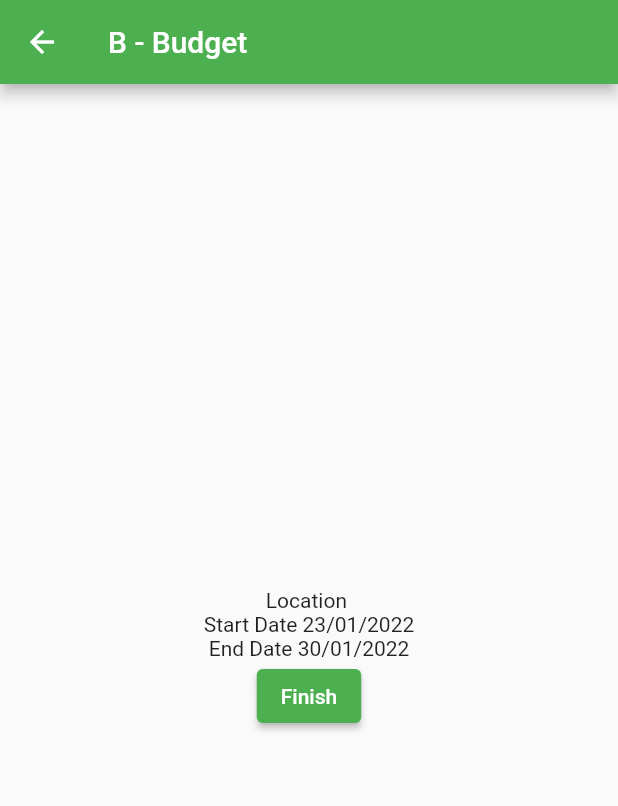
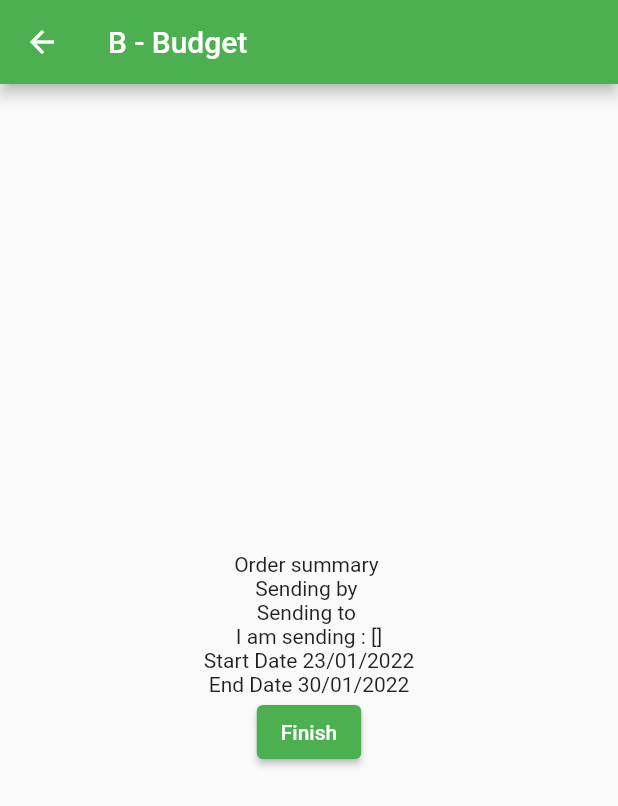
Before and after one commit to brandondasb/booking_parcel, a Flutter app: the NewTripDateView screen opened directly with empty values, after a tap on "Continue", on a phone screen of 412 x 824 dp. Shown: the top 806 px of the screen. Run offline on Flutter 3.47's test engine with Material 2 defaults, Android fonts, the phone set to English and light mode, and no system bars; our stand-ins replace auth_buttons, auto_size_text, cloud_firestore, firebase_auth, firebase_core, flutter_spinkit and 1 more; accounts and stored records are empty.

Commit message:
Renamed trip to order everywhere Attempt to some form summary and try to enable multiple items per order.

```diff
--- /dev/null
+++ b/lib/models/Order.dart
@@ -0,0 +1,29 @@
+class Order {
+  String title;
+  DateTime startDate;
+  DateTime endDate;
+  double budget;
+  String travelType;
+  String sendTo;
+  List<Item> items;
+
+  Order(this.title, this.startDate, this.endDate, this.budget, this.travelType,
+      this.sendTo, this.items);
+
+  //convert class to json for firebase
+  Map<String, dynamic> toJson() => {
+        'title': title,
+        'startDate': startDate,
+        'endDate': endDate,
+        'budget': budget,
+        "travelType": travelType,
+        "sendTo": sendTo,
+      };
+}
+
+class Item {
+  String name;
+  int quantity;
+
+  Item(this.name, this.quantity);
+}
--- a/lib/models/Trip.dart
+++ /dev/null
@@ -1,18 +0,0 @@
-class Trip {
-  String title;
-  DateTime startDate;
-  DateTime endDate;
-  double budget;
-  String travelType;
-
-  Trip(this.title, this.startDate, this.endDate, this.budget, this.travelType);
-
-  //convert class to json for firebase
-  Map<String, dynamic> toJson() => {
-        'title': title,
-        'startDate': startDate,
-        'endDate': endDate,
-        'budget': budget,
-        "travelType": travelType
-      };
-}
--- a/lib/views/navigation_view.dart
+++ b/lib/views/navigation_view.dart
@@ -1,12 +1,12 @@
 import 'package:booking_parcel/explore_view.dart';
-import 'package:booking_parcel/models/Trip.dart';
+import 'package:booking_parcel/models/Order.dart';
 import 'package:booking_parcel/past_trips_view.dart';
 import 'package:booking_parcel/services/auth_service.dart';
 import 'package:booking_parcel/widgets/provider_widget.dart';
 import 'package:flutter/material.dart';
 
 import 'home_view.dart';
-import 'new_trips/location_view.dart';
+import 'new_trips/transport_view.dart';
 
 class Home extends StatefulWidget {
   @override
@@ -25,7 +25,8 @@ class _HomeState extends State<Home> {
 
   @override
   Widget build(BuildContext context) {
-    final newTrip = Trip("", DateTime.now(), DateTime.now(), 200, "car");
+    final newTrip = Order(
+        "", DateTime.now(), DateTime.now(), 200, "car", "Congo", <Item>[]);
     return Scaffold(
       appBar: AppBar(
         title: const Text("FL"),
@@ -37,7 +38,7 @@ class _HomeState extends State<Home> {
                   context,
                   MaterialPageRoute(
                       builder: (context) =>
-                          NewTripLocationView(trip: newTrip)));
+                          NewOrderTransportView(order: newTrip)));
             },
           ),
           IconButton(
--- a/lib/views/new_trips/budget_view.dart
+++ b/lib/views/new_trips/budget_view.dart
@@ -1,19 +1,19 @@
-import 'package:booking_parcel/models/Trip.dart';
+import 'package:booking_parcel/models/Order.dart';
 import 'package:booking_parcel/widgets/provider_widget.dart';
 import 'package:cloud_firestore/cloud_firestore.dart';
 import 'package:flutter/material.dart';
 import 'package:intl/intl.dart';
 
-class NewTripBudgetView extends StatelessWidget {
-  final Trip trip;
+class NewOrderBudgetView extends StatelessWidget {
+  final Order order;
   FirebaseFirestore db = FirebaseFirestore.instance;
 
-  NewTripBudgetView({Key? key, required this.trip}) : super(key: key);
+  NewOrderBudgetView({Key? key, required this.order}) : super(key: key);
 
   @override
   Widget build(BuildContext context) {
     TextEditingController _titleController = TextEditingController();
-    _titleController.text = trip.title;
+    _titleController.text = order.title;
 
     return Scaffold(
         appBar: AppBar(
@@ -23,10 +23,14 @@ class NewTripBudgetView extends StatelessWidget {
           child: Column(
             mainAxisAlignment: MainAxisAlignment.center,
             children: [
-              Text("Location ${trip.title}"),
+              Text("Order summary ${order.title}"),
+              Text("Sending by ${order.travelType}"),
+              Text("Sending to ${order.sendTo}"),
+              Text("I am sending : ${order.items}"),
               Text(
-                  "Start Date ${DateFormat('dd/MM/yyyy').format(trip.startDate)}"),
-              Text("End Date ${DateFormat('dd/MM/yyyy').format(trip.endDate)}"),
+                  "Start Date ${DateFormat('dd/MM/yyyy').format(order.startDate)}"),
+              Text(
+                  "End Date ${DateFormat('dd/MM/yyyy').format(order.endDate)}"),
               ElevatedButton(
                 child: const Text("Finish"),
                 onPressed: () async {
@@ -36,10 +40,10 @@ class NewTripBudgetView extends StatelessWidget {
                   await db
                       .collection("userData")
                       .doc(uid)
-                      .collection("trips")
-                      // add(trip.toJson());
-                      .doc(DateFormat('dd-MM-yyyy').format(DateTime.now()))
-                      .set(trip.toJson());
+                      .collection("orders")
+                      .add(order.toJson());
+                  // .doc(DateFormat('dd-MM-yyyy').format(DateTime.now()))
+                  // .set(trip.toJson());// should still generate something unique with the date assigned
 
                   Navigator.of(context).popUntil((route) => route.isFirst);
                 },
--- a/lib/views/new_trips/date_view.dart
+++ b/lib/views/new_trips/date_view.dart
@@ -1,16 +1,16 @@
 import 'dart:async';
 
 // import 'package:date_range_picker/date_range_picker.dart' as DateRagePicker;
-import 'package:booking_parcel/models/Trip.dart';
+import 'package:booking_parcel/models/Order.dart';
 import 'package:flutter/material.dart';
 import 'package:intl/intl.dart';
 
 import 'budget_view.dart';
 
 class NewTripDateView extends StatefulWidget {
-  final Trip trip;
+  final Order order;
 
-  const NewTripDateView({Key? key, required this.trip}) : super(key: key);
+  const NewTripDateView({Key? key, required this.order}) : super(key: key);
 
   @override
   State<NewTripDateView> createState() => _NewTripDateViewState();
@@ -91,7 +91,7 @@ class _NewTripDateViewState extends State<NewTripDateView> {
           child: Column(
             mainAxisAlignment: MainAxisAlignment.center,
             children: [
-              Text("Location ${widget.trip.title}"),
+              Text("Location ${widget.order.title}"),
               ElevatedButton(
                 onPressed: () async {
                   await displayDateRangePicker(context);
@@ -108,14 +108,14 @@ class _NewTripDateViewState extends State<NewTripDateView> {
               ElevatedButton(
                 child: const Text("Continue"),
                 onPressed: () {
-                  widget.trip.startDate = dateRange.start;
-                  widget.trip.endDate = dateRange.end;
+                  widget.order.startDate = dateRange.start;
+                  widget.order.endDate = dateRange.end;
 
                   Navigator.push(
                     context,
                     MaterialPageRoute(
                         builder: (context) =>
-                            NewTripBudgetView(trip: widget.trip)),
+                            NewOrderBudgetView(order: widget.order)),
                   );
                 },
               )
```
Also changed, not shown: lib/views/new_trips/destination_to_view.dart (added, +73 -0 lines), lib/views/new_trips/parcel_type_view.dart (added, +123 -0 lines), lib/views/new_trips/transport_view.dart (renamed from lib/views/new_trips/location_view.dart, +23 -18 lines).
